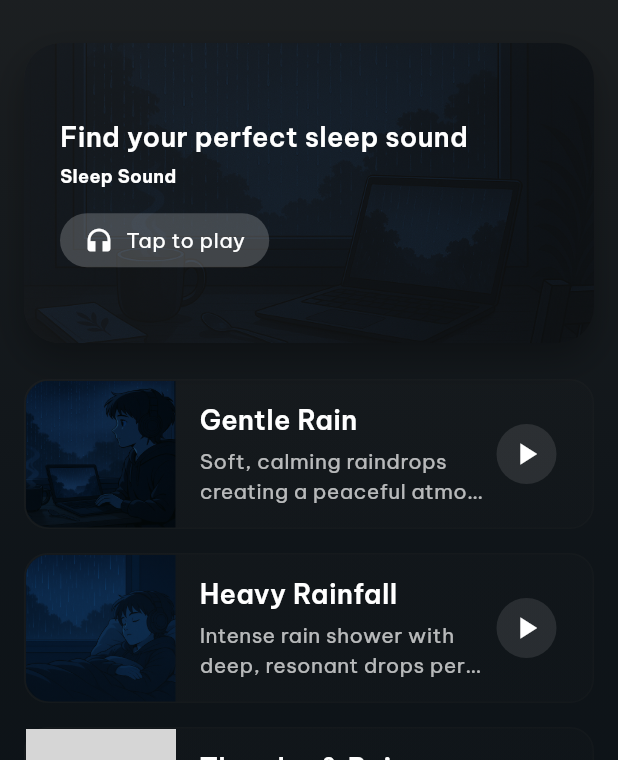
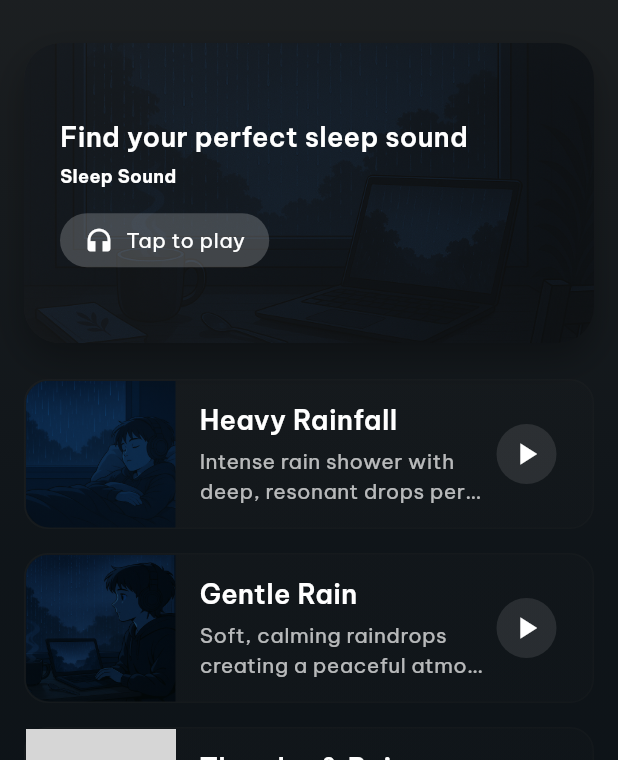
Before and after one commit to hoangtvspk/rainy_sound, a Flutter app: the screen it shows after launch, on a phone screen of 412 x 824 dp, the part 65-825 px from its top. Run offline on Flutter 3.47's test engine with Material 3 defaults, Android fonts, the phone set to English and light mode, and no system bars; our stand-ins replace cached_network_image, dartz, dio, equatable, firebase_core, flutter_bloc and 12 more; missing offline and left inert: dio_cache_interceptor; accounts and stored records are empty; generated files the repository leaves out were written again; grey boxes are pictures that could not be loaded.

```diff
--- a/assets/data/sounds.json
+++ b/assets/data/sounds.json
@@ -1,20 +1,21 @@
 {
   "sounds": [
+
     {
       "id": 1,
+      "title": "soundHeavyRain",
+      "description": "soundHeavyRainDesc",
+      "audioUrl": "assets/audios/rain_heavy.mp3",
+      "imageUrl": "assets/images/rain_heavy_img.png",
+      "thumbnailUrl": "assets/images/rain_heavy.png"
+    },
+    {
+      "id": 2,
       "title": "soundGentleRain",
       "description": "soundGentleRainDesc",
       "audioUrl": "assets/audios/rain_chilling.mp3",
       "imageUrl": "assets/images/rain_chill_img.png",
       "thumbnailUrl": "assets/images/rain_chill.png"
-    },
-    {
-      "id": 2,
-      "title": "soundHeavyRain",
-      "description": "soundHeavyRainDesc",
-      "audioUrl": "assets/audios/rain_heavy.mp3",
-      "imageUrl": "assets/images/rain_heavy_img.png",
-      "thumbnailUrl": "assets/images/rain_heavy.png"
     },
     {
       "id": 3,
--- a/lib/features/home/presentation/screens/home_screen.dart
+++ b/lib/features/home/presentation/screens/home_screen.dart
@@ -237,13 +237,14 @@ class _HomeScreenState extends State<HomeScreen> {
                                       shrinkWrap: true,
                                       physics:
                                           const NeverScrollableScrollPhysics(),
-                                      itemCount: sounds.length +
-                                          (hasMiniPlayer ? 1 : 0),
+                                      itemCount: sounds.length + 1,
                                       itemBuilder: (context, index) {
                                         if (index == sounds.length &&
                                             hasMiniPlayer) {
                                           // Add space for MiniPlayerBar
-                                          return const SizedBox(height: 72);
+                                          return const SizedBox(height: 100);
+                                        } else if (index == sounds.length) {
+                                          return const SizedBox(height: 30);
                                         }
                                         final sound = sounds[index];
                                         return RainySoundItem(
```
Also changed, not shown: 3 other files.
